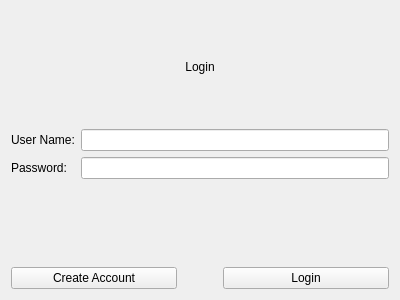
Qt form NtrestandChill/loginPage.ui (umustdye/NInterestandChill) before a commit.
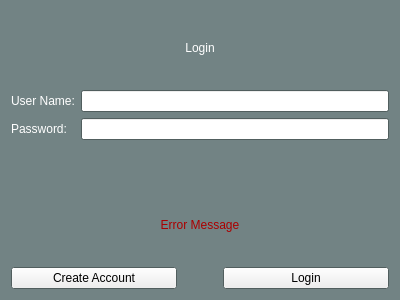
The same form after that commit.

Patch:
```diff
--- a/NtrestandChill/loginPage.ui
+++ b/NtrestandChill/loginPage.ui
@@ -10,6 +10,151 @@
     <height>300</height>
    </rect>
   </property>
+  <property name="palette">
+   <palette>
+    <active>
+     <colorrole role="WindowText">
+      <brush brushstyle="SolidPattern">
+       <color alpha="255">
+        <red>255</red>
+        <green>255</green>
+        <blue>255</blue>
+       </color>
+      </brush>
+     </colorrole>
+     <colorrole role="Text">
+      <brush brushstyle="SolidPattern">
+       <color alpha="255">
+        <red>255</red>
+        <green>255</green>
+        <blue>255</blue>
+       </color>
+      </brush>
+     </colorrole>
+     <colorrole role="Base">
+      <brush brushstyle="SolidPattern">
+       <color alpha="255">
+        <red>255</red>
+        <green>255</green>
+        <blue>255</blue>
+       </color>
+      </brush>
+     </colorrole>
+     <colorrole role="Window">
+      <brush brushstyle="SolidPattern">
+       <color alpha="255">
+        <red>114</red>
+        <green>131</green>
+        <blue>132</blue>
+       </color>
+      </brush>
+     </colorrole>
+     <colorrole role="PlaceholderText">
+      <brush brushstyle="SolidPattern">
+       <color alpha="128">
+        <red>255</red>
+        <green>255</green>
+        <blue>255</blue>
+       </color>
+      </brush>
+     </colorrole>
+    </active>
+    <inactive>
+     <colorrole role="WindowText">
+      <brush brushstyle="SolidPattern">
+       <color alpha="255">
+        <red>255</red>
+        <green>255</green>
+        <blue>255</blue>
+       </color>
+      </brush>
+     </colorrole>
+     <colorrole role="Text">
+      <brush brushstyle="SolidPattern">
+       <color alpha="255">
+        <red>255</red>
+        <green>255</green>
+        <blue>255</blue>
+       </color>
+      </brush>
+     </colorrole>
+     <colorrole role="Base">
+      <brush brushstyle="SolidPattern">
+       <color alpha="255">
+        <red>255</red>
+        <green>255</green>
+        <blue>255</blue>
+       </color>
+      </brush>
+     </colorrole>
+     <colorrole role="Window">
+      <brush brushstyle="SolidPattern">
+       <color alpha="255">
+        <red>114</red>
+        <green>131</green>
+        <blue>132</blue>
+       </color>
+      </brush>
+     </colorrole>
+     <colorrole role="PlaceholderText">
+      <brush brushstyle="SolidPattern">
+       <color alpha="128">
+        <red>255</red>
+        <green>255</green>
+        <blue>255</blue>
+       </color>
+      </brush>
+     </colorrole>
+    </inactive>
+    <disabled>
+     <colorrole role="WindowText">
+      <brush brushstyle="SolidPattern">
+       <color alpha="255">
+        <red>120</red>
+        <green>120</green>
+        <blue>120</blue>
+       </color>
+      </brush>
+     </colorrole>
+     <colorrole role="Text">
+      <brush brushstyle="SolidPattern">
+       <color alpha="255">
+        <red>120</red>
+        <green>120</green>
+        <blue>120</blue>
+       </color>
+      </brush>
+     </colorrole>
+     <colorrole role="Base">
+      <brush brushstyle="SolidPattern">
+       <color alpha="255">
+        <red>114</red>
+        <green>131</green>
+        <blue>132</blue>
+       </color>
+      </brush>
+     </colorrole>
+     <colorrole role="Window">
+      <brush brushstyle="SolidPattern">
+       <color alpha="255">
+        <red>114</red>
+        <green>131</green>
+        <blue>132</blue>
+       </color>
+      </brush>
+     </colorrole>
+     <colorrole role="PlaceholderText">
+      <brush brushstyle="SolidPattern">
+       <color alpha="128">
+        <red>0</red>
+        <green>0</green>
+        <blue>0</blue>
+       </color>
+      </brush>
+     </colorrole>
+    </disabled>
+   </palette>
+  </property>
   <property name="windowTitle">
    <string>Form</string>
   </property>
@@ -45,7 +190,72 @@
         </widget>
        </item>
        <item row="0" column="1">
-        <widget class="QLineEdit" name="username"/>
+        <widget class="QLineEdit" name="username">
+         <property name="palette">
+          <palette>
+           <active>
+            <colorrole role="WindowText">
+             <brush brushstyle="SolidPattern">
+              <color alpha="255">
+               <red>255</red>
+               <green>255</green>
+               <blue>255</blue>
+              </color>
+             </brush>
+            </colorrole>
+            <colorrole role="Text">
+             <brush brushstyle="SolidPattern">
+              <color alpha="255">
+               <red>0</red>
+               <green>0</green>
+               <blue>0</blue>
+              </color>
+             </brush>
+            </colorrole>
+           </active>
+           <inactive>
+            <colorrole role="WindowText">
+             <brush brushstyle="SolidPattern">
+              <color alpha="255">
+               <red>255</red>
+               <green>255</green>
+               <blue>255</blue>
+              </color>
+             </brush>
+            </colorrole>
+            <colorrole role="Text">
+             <brush brushstyle="SolidPattern">
+              <color alpha="255">
+               <red>0</red>
+               <green>0</green>
+               <blue>0</blue>
+              </color>
+             </brush>
+            </colorrole>
+           </inactive>
+           <disabled>
+            <colorrole role="WindowText">
+             <brush brushstyle="SolidPattern">
+              <color alpha="255">
+               <red>120</red>
+               <green>120</green>
+               <blue>120</blue>
+              </color>
+             </brush>
+            </colorrole>
+            <colorrole role="Text">
+             <brush brushstyle="SolidPattern">
+              <color alpha="255">
+               <red>120</red>
+               <green>120</green>
+               <blue>120</blue>
+              </color>
+             </brush>
+            </colorrole>
+           </disabled>
+          </palette>
+         </property>
+        </widget>
        </item>
        <item row="1" column="0">
         <widget class="QLabel" name="passwordLabel">
@@ -55,7 +265,45 @@
         </widget>
        </item>
        <item row="1" column="1">
-        <widget class="QLineEdit" name="password"/>
+        <widget class="QLineEdit" name="password">
+         <property name="palette">
+          <palette>
+           <active>
+            <colorrole role="Text">
+             <brush brushstyle="SolidPattern">
+              <color alpha="255">
+               <red>0</red>
+               <green>0</green>
+               <blue>0</blue>
+              </color>
+             </brush>
+            </colorrole>
+           </active>
+           <inactive>
+            <colorrole role="Text">
+             <brush brushstyle="SolidPattern">
+              <color alpha="255">
+               <red>0</red>
+               <green>0</green>
+               <blue>0</blue>
+              </color>
+             </brush>
+            </colorrole>
+           </inactive>
+           <disabled>
+            <colorrole role="Text">
+             <brush brushstyle="SolidPattern">
+              <color alpha="255">
+               <red>120</red>
+               <green>120</green>
+               <blue>120</blue>
+              </color>
+             </brush>
+            </colorrole>
+           </disabled>
+          </palette>
+         </property>
+        </widget>
        </item>
       </layout>
      </item>
@@ -75,6 +323,80 @@
        </property>
       </spacer>
      </item>
+     <item>
+      <widget class="QLabel" name="inputErrror">
+       <property name="palette">
+        <palette>
+         <active>
+          <colorrole role="WindowText">
+           <brush brushstyle="SolidPattern">
+            <color alpha="255">
+             <red>170</red>
+             <green>0</green>
+             <blue>0</blue>
+            </color>
+           </brush>
+          </colorrole>
+          <colorrole role="Text">
+           <brush brushstyle="SolidPattern">
+            <color alpha="255">
+             <red>170</red>
+             <green>0</green>
+             <blue>0</blue>
+            </color>
+           </brush>
+          </colorrole>
+         </active>
+         <inactive>
+          <colorrole role="WindowText">
+           <brush brushstyle="SolidPattern">
+            <color alpha="255">
+             <red>170</red>
+             <green>0</green>
+             <blue>0</blue>
+            </color>
+           </brush>
+          </colorrole>
+          <colorrole role="Text">
+           <brush brushstyle="SolidPattern">
+            <color alpha="255">
+             <red>170</red>
+             <green>0</green>
+             <blue>0</blue>
+            </color>
+           </brush>
+          </colorrole>
+         </inactive>
+         <disabled>
+          <colorrole role="WindowText">
+           <brush brushstyle="SolidPattern">
+            <color alpha="255">
+             <red>120</red>
+             <green>120</green>
+             <blue>120</blue>
+            </color>
+           </brush>
+          </colorrole>
+          <colorrole role="Text">
+           <brush brushstyle="SolidPattern">
+            <color alpha="255">
+             <red>120</red>
+             <green>120</green>
+             <blue>120</blue>
+            </color>
+           </brush>
+          </colorrole>
+         </disabled>
+        </palette>
+       </property>
+       <property name="text">
+        <string>Error Message</string>
+       </property>
+       <property name="alignment">
+        <set>Qt::AlignCenter</set>
+       </property>
+      </widget>
+     </item>
      <item>
       <layout class="QHBoxLayout" name="horizontalLayout">
        <item>
```
